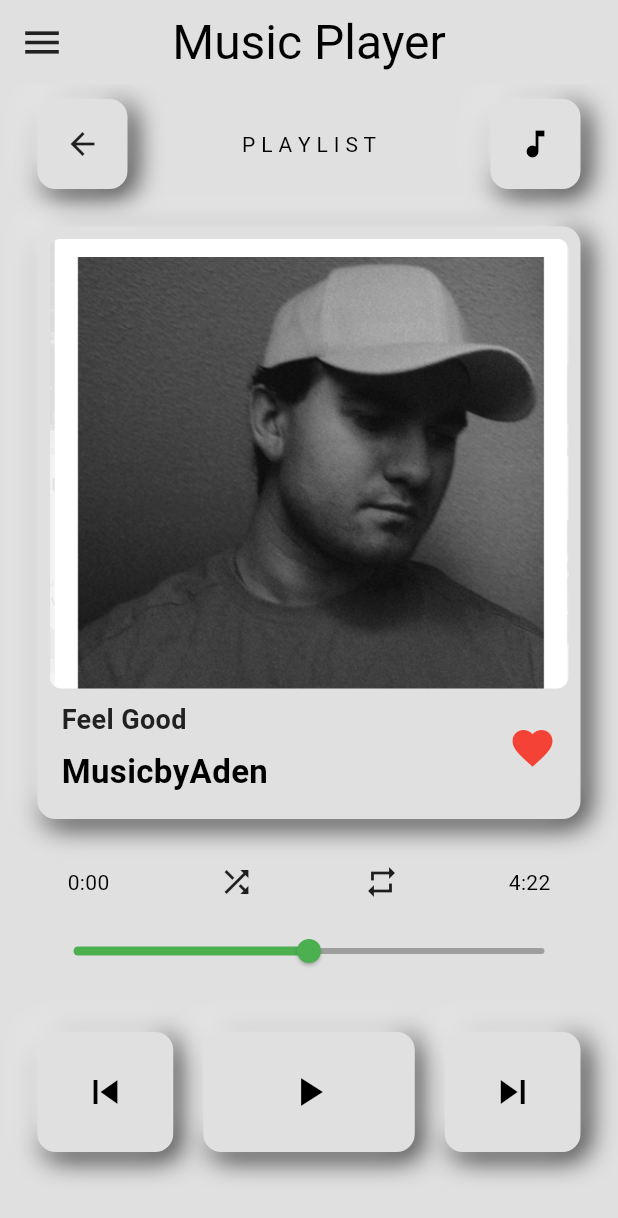
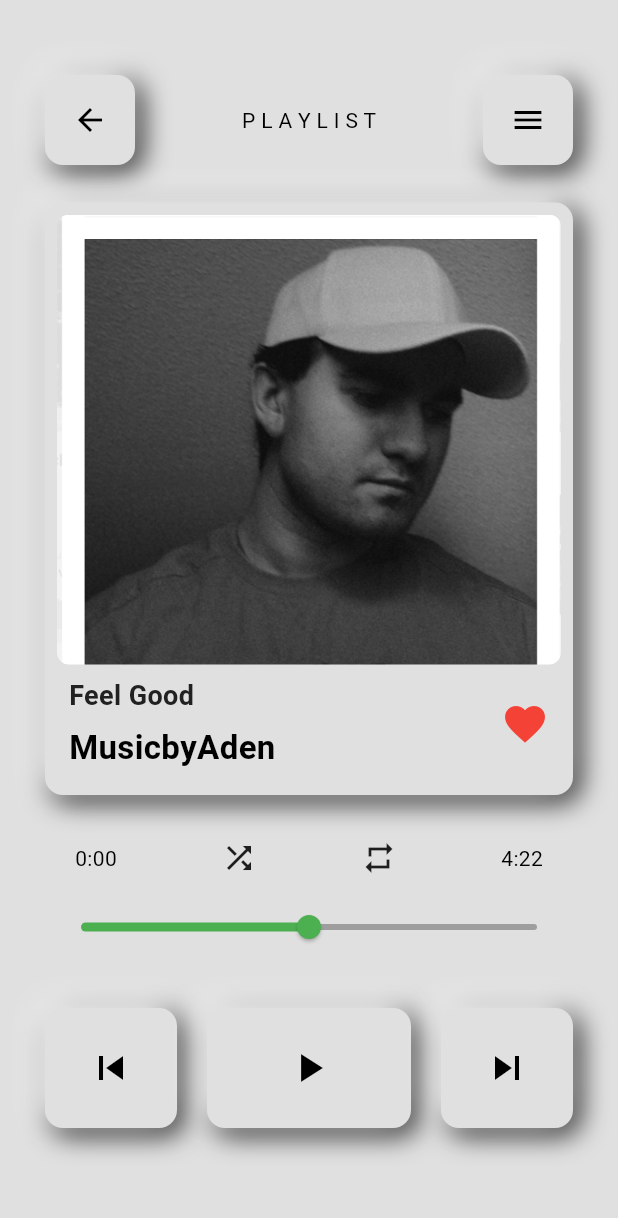
Before and after one commit to anishh2003/music_player_bloc, a Flutter app: the screen it shows after launch, on a phone screen of 412 x 824 dp. Shown: the top 1218 px of the screen. Run offline on Flutter 3.47's test engine with Material 3 defaults, Android fonts, the phone set to English and light mode, and no system bars; our stand-ins replace audioplayers, flutter_bloc.

Commit message:
design change

```diff
--- a/lib/screens/playlist_page.dart
+++ b/lib/screens/playlist_page.dart
@@ -3,6 +3,7 @@ import 'package:flutter_bloc/flutter_bloc.dart';
 import 'package:music_player/bloc/song_playlist_bloc.dart';
 import 'package:music_player/models/song.dart';
 import 'package:music_player/song_page.dart';
+import 'package:music_player/widgets/drawer_widget.dart';
 
 class PlayListPage extends StatelessWidget {
   const PlayListPage({
@@ -27,6 +28,7 @@ class PlayListPage extends StatelessWidget {
                     .colorScheme
                     .inversePrimary), //changes the drawer burger button icon color
           ),
+          drawer: const DrawerWidget(),
           body: SafeArea(
             child: Padding(
               padding: const EdgeInsets.all(10.0),
--- a/lib/song_page.dart
+++ b/lib/song_page.dart
@@ -20,21 +20,8 @@ class _SongPageState extends State<SongPage> {
   @override
   Widget build(BuildContext context) {
     return Scaffold(
-      appBar: AppBar(
-        centerTitle: true,
-        backgroundColor: Theme.of(context).colorScheme.background,
-        title: Text(
-          'Music Player',
-          style: Theme.of(context).textTheme.headlineLarge,
-        ),
-        iconTheme: IconThemeData(
-            size: 30.0,
-            color: Theme.of(context)
-                .colorScheme
-                .inversePrimary), //changes the drawer burger button icon color
-      ),
+      backgroundColor: Theme.of(context).colorScheme.background,
       drawer: const DrawerWidget(),
-      backgroundColor: Theme.of(context).colorScheme.background,
       body: SafeArea(
         child: BlocBuilder<SongPlaylistBloc, SongPlaylistState>(
           builder: (context, state) {
@@ -43,21 +30,30 @@ class _SongPageState extends State<SongPage> {
 
             return SingleChildScrollView(
               child: Padding(
-                padding: const EdgeInsets.symmetric(horizontal: 25.0),
+                padding: const EdgeInsets.symmetric(horizontal: 30.0),
                 child: BlocBuilder<SongPlaylistBloc, SongPlaylistState>(
                   builder: (context, state) {
                     return Column(
                       children: [
-                        const SizedBox(height: 10),
+                        const SizedBox(height: 50),
 
                         // back button and menu button
                         Row(
                           mainAxisAlignment: MainAxisAlignment.spaceBetween,
                           children: [
-                            const SizedBox(
+                            SizedBox(
                               height: 60,
                               width: 60,
-                              child: NeuBox(child: Icon(Icons.arrow_back)),
+                              child: NeuBox(
+                                  child: IconButton(
+                                      onPressed: () =>
+                                          Navigator.of(context).push(
+                                            MaterialPageRoute(
+                                              builder: (context) =>
+                                                  const PlayListPage(),
+                                            ),
+                                          ),
+                                      icon: const Icon(Icons.arrow_back))),
                             ),
                             const Text('P L A Y L I S T'),
                             SizedBox(
@@ -65,14 +61,9 @@ class _SongPageState extends State<SongPage> {
                               width: 60,
                               child: NeuBox(
                                   child: IconButton(
-                                onPressed: () => Navigator.of(context).push(
-                                  MaterialPageRoute(
-                                    builder: (context) => PlayListPage(
-                                        // song: widget.song,
-                                        ),
-                                  ),
-                                ),
-                                icon: const Icon(Icons.music_note),
+                                onPressed: () =>
+                                    Scaffold.of(context).openDrawer(),
+                                icon: const Icon(Icons.menu),
                               )),
                             ),
                           ],
```
